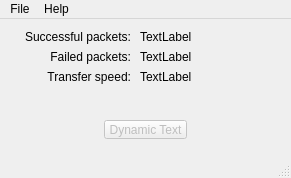
Qt form Linux-Application/DomesdayDuplicator/mainwindow.ui (simoninns/DomesdayDuplicator-gui-app) before a commit.
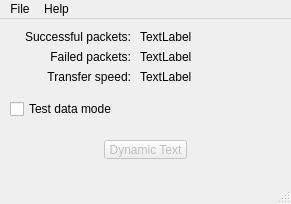
The same form after that commit.

What changed in the file:
```diff
--- a/Linux-Application/DomesdayDuplicator/mainwindow.ui
+++ b/Linux-Application/DomesdayDuplicator/mainwindow.ui
@@ -7,7 +7,7 @@
     <x>0</x>
     <y>0</y>
     <width>291</width>
-    <height>178</height>
+    <height>204</height>
    </rect>
   </property>
   <property name="windowTitle">
@@ -18,7 +18,7 @@
     <property name="geometry">
      <rect>
       <x>10</x>
-      <y>90</y>
+      <y>110</y>
       <width>271</width>
       <height>41</height>
      </rect>
@@ -164,6 +164,19 @@
      <string>TextLabel</string>
     </property>
    </widget>
+   <widget class="QCheckBox" name="testModeCheckBox">
+    <property name="geometry">
+     <rect>
+      <x>10</x>
+      <y>80</y>
+      <width>141</width>
+      <height>20</height>
+     </rect>
+    </property>
+    <property name="text">
+     <string>Test data mode</string>
+    </property>
+   </widget>
   </widget>
   <widget class="QMenuBar" name="menuBar">
    <property name="geometry">
```
